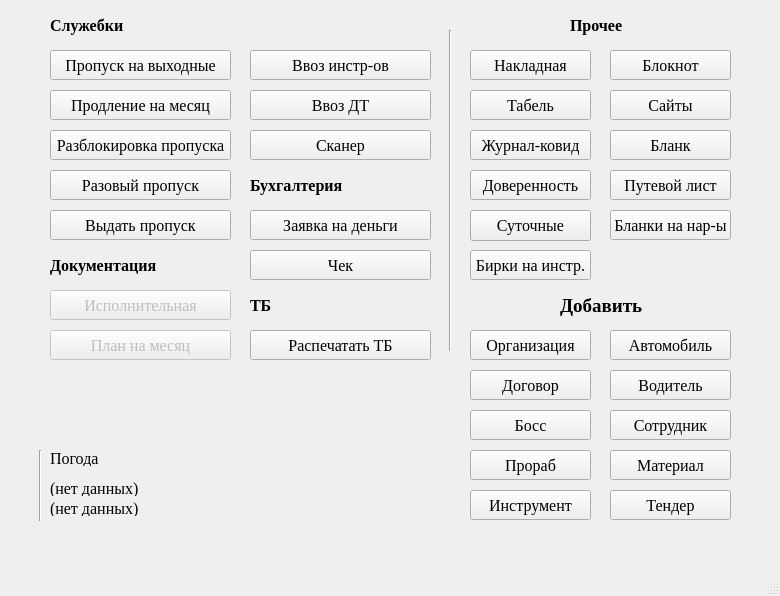
Above: notebook/sourse/ui_files/main_menu.ui from SmolPO/my_helper before the change. Below: the same form after it.
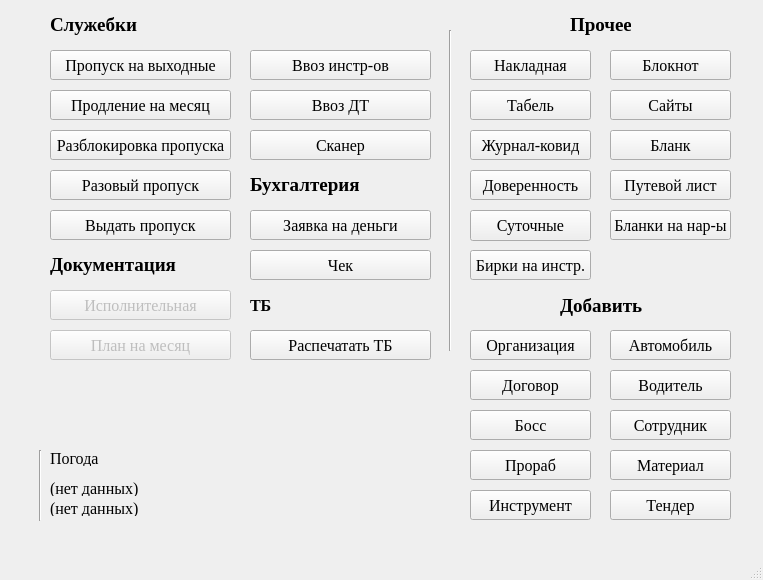
That is the form after the change.

Diff of the .ui file:
```diff
--- a/notebook/sourse/ui_files/main_menu.ui
+++ b/notebook/sourse/ui_files/main_menu.ui
@@ -6,8 +6,8 @@
    <rect>
     <x>0</x>
     <y>0</y>
-    <width>780</width>
-    <height>596</height>
+    <width>763</width>
+    <height>580</height>
    </rect>
   </property>
   <property name="windowTitle">
@@ -159,7 +159,7 @@
     <property name="font">
      <font>
       <family>Times New Roman</family>
-      <pointsize>12</pointsize>
+      <pointsize>14</pointsize>
       <bold>true</bold>
      </font>
     </property>
@@ -292,14 +292,14 @@
      <rect>
       <x>50</x>
       <y>10</y>
-      <width>81</width>
+      <width>101</width>
       <height>30</height>
      </rect>
     </property>
     <property name="font">
      <font>
       <family>Times New Roman</family>
-      <pointsize>12</pointsize>
+      <pointsize>14</pointsize>
       <bold>true</bold>
      </font>
     </property>
@@ -319,7 +319,7 @@
     <property name="font">
      <font>
       <family>Times New Roman</family>
-      <pointsize>12</pointsize>
+      <pointsize>14</pointsize>
       <bold>true</bold>
      </font>
     </property>
@@ -339,7 +339,7 @@
     <property name="font">
      <font>
       <family>Times New Roman</family>
-      <pointsize>12</pointsize>
+      <pointsize>14</pointsize>
       <bold>true</bold>
      </font>
     </property>
```
Left out of the diff: 2 changed lines with no effect on the pictures.
